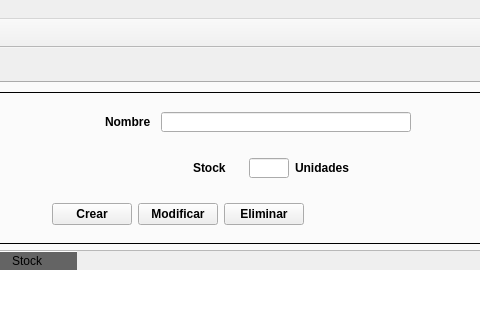
Old version of the form templates/mainWindow.ui in the repository Sierrowsky/SierraPerezR; both pictures show x 344 to 824 and y 0 to 327 of the 1024 by 768 pixel window.
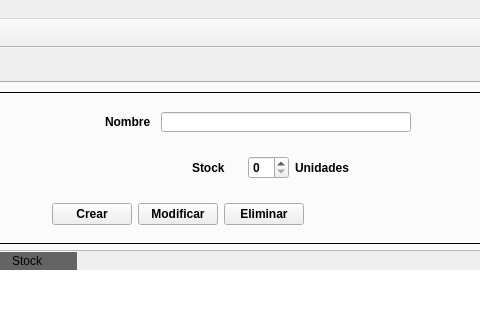
New version of the form. The open tabs and pages were chosen to show the change. Icons and pictures are not drawn.

Patch:
```diff
--- a/templates/mainWindow.ui
+++ b/templates/mainWindow.ui
@@ -1075,23 +1075,7 @@
                 </widget>
                </item>
                <item>
-                <widget class="QLineEdit" name="leStock">
-                 <property name="minimumSize">
-                  <size>
-                   <width>20</width>
-                   <height>20</height>
-                  </size>
-                 </property>
-                 <property name="maximumSize">
-                  <size>
-                   <width>40</width>
-                   <height>20</height>
-                  </size>
-                 </property>
-                 <property name="layoutDirection">
-                  <enum>Qt::RightToLeft</enum>
-                 </property>
-                </widget>
+                <widget class="QSpinBox" name="sbStock"/>
                </item>
                <item>
                 <widget class="QLabel" name="lblUnidades">
```
Left out of the diff: 2 changed lines with no effect on the pictures.
